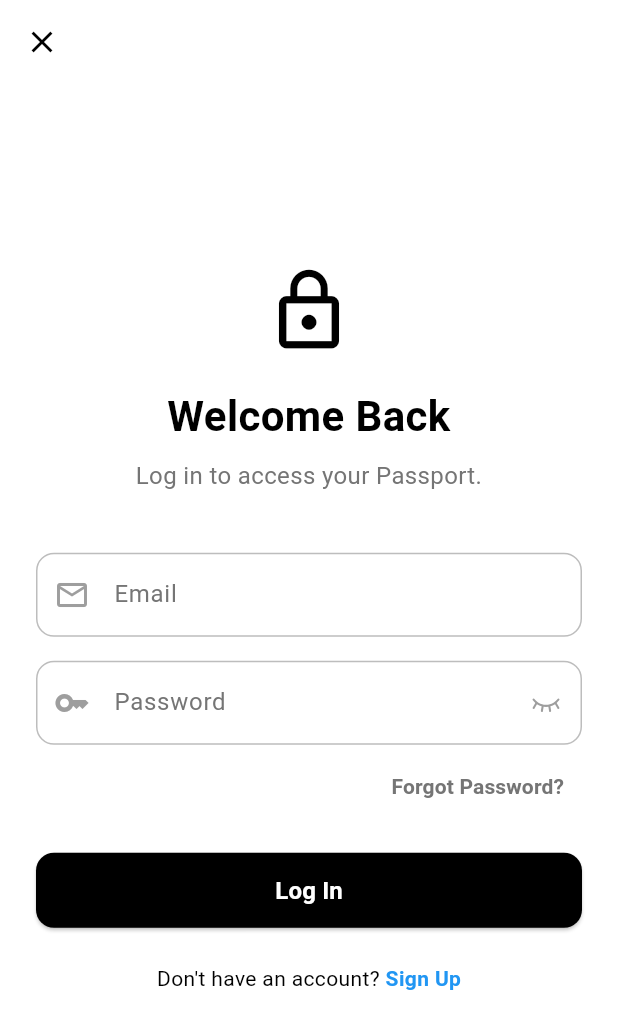
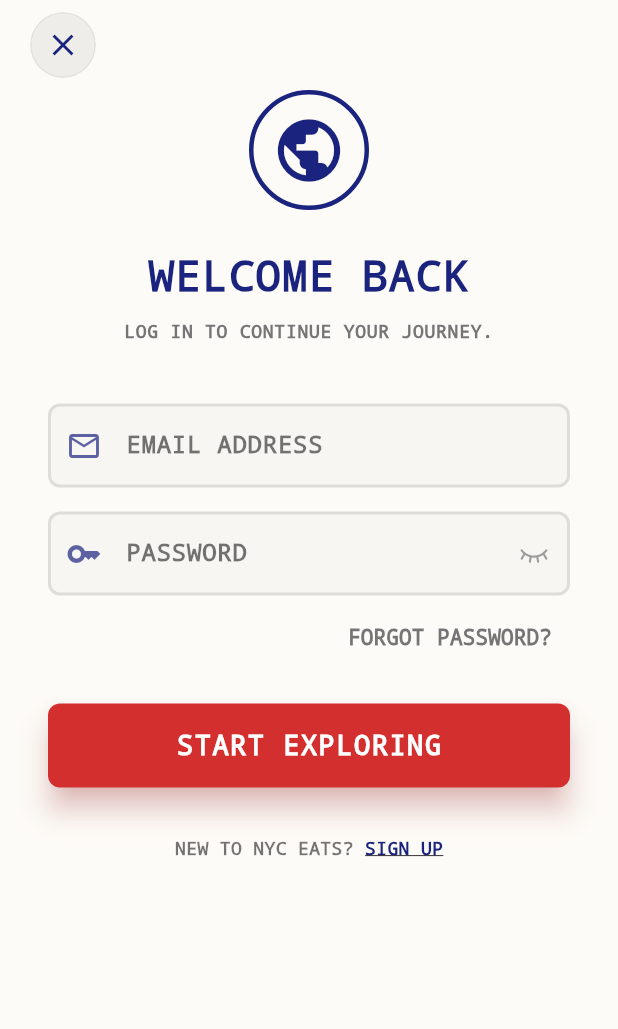
Before and after one commit to barbellappsnyc/nyc-eats-app, a Flutter app: the AuthScreen screen opened directly, on a phone screen of 412 x 824 dp. Shown: the top 1029 px of the screen. Run offline on Flutter 3.47's test engine with Material 3 defaults, Android fonts, the phone set to English and light mode, and no system bars; our stand-ins replace audioplayers, cached_network_image, connectivity_plus, flutter_map, geolocator, image_picker and 7 more; missing offline and left inert: flutter_map_marker_cluster, gal, purchases_flutter; accounts and stored records are empty; network calls fail; project files that could hold a hidden picture were left out.

Commit message:
feat: auth_screen updated

```diff
--- a/lib/screens/auth_screen.dart
+++ b/lib/screens/auth_screen.dart
@@ -7,6 +7,9 @@ import '../services/passport_service.dart';
 import '../models/restaurant.dart'; // 👈 NEW IMPORT
 import 'package:phosphor_flutter/phosphor_flutter.dart';
 import '../services/revenuecat_service.dart';
+import 'package:flutter/services.dart';
+import 'dart:ui';
+import 'package:flutter/services.dart';
 
 class AuthScreen extends StatefulWidget {
   final String? purchasedSku;
@@ -461,50 +464,71 @@ class _AuthScreenState extends State<AuthScreen> {
 
   @override
   Widget build(BuildContext context) {
-    // 🎨 Theme Colors
-    final isDarkMode = Theme.of(context).brightness == Brightness.dark;
-    final bgColor = isDarkMode ? const Color(0xFF1E1E1E) : Colors.white;
-    final textColor = isDarkMode ? Colors.white : Colors.black;
-    final hintColor = Colors.grey[600];
+    const Color navyBlue = Color(0xFF1A237E);
+    const Color passportRed = Color(0xFFD32F2F);
+    final Color hintColor = Colors.grey[600]!;
 
-    return Scaffold(
-      backgroundColor: bgColor,
-      appBar: AppBar(
-        backgroundColor: Colors.transparent,
-        elevation: 0,
-        leading: IconButton(
-          icon: Icon(Icons.close, color: textColor),
-          onPressed: () => Navigator.pop(context),
+    // AnnotatedRegion forces the battery/wifi/time icons to be black
+    return AnnotatedRegion<SystemUiOverlayStyle>(
+      value: SystemUiOverlayStyle.dark,
+      child: Scaffold(
+        backgroundColor: const Color(0xFFFDFBF7),
+        // ❌ AppBar is completely deleted!
+        body: Stack(
+          fit: StackFit.expand,
+          children: [
+            // 📝 LAYER 1: The Scrolling Form
+            SingleChildScrollView(
+              // We add dynamic top padding so the form scrolls beautifully UNDER the notch/button
+              padding: EdgeInsets.only(
+                top: MediaQuery.of(context).padding.top + 60,
+                left: 32,
+                right: 32,
+                bottom: 24,
               ),
-      ),
-      body: Stack(
-        children: [
-          // 1. The Main Form
-          Center(
-            child: SingleChildScrollView(
-              padding: const EdgeInsets.all(24),
               child: Column(
                 mainAxisAlignment: MainAxisAlignment.center,
                 crossAxisAlignment: CrossAxisAlignment.stretch,
                 children: [
-                  Icon(Icons.lock_outline, size: 60, color: textColor),
-                  const SizedBox(height: 20),
+                  // 🛡️ OFFICIAL CREST
+                  Container(
+                    width: 80,
+                    height: 80,
+                    decoration: BoxDecoration(
+                      shape: BoxShape.circle,
+                      border: Border.all(color: navyBlue, width: 3),
+                    ),
+                    child: const Center(
+                      child: Icon(Icons.public, size: 50, color: navyBlue),
+                    ),
+                  ),
+                  const SizedBox(height: 24),
+
+                  // 🔤 WARMER HEADERS
                   Text(
-                    _isLogin ? 'Welcome Back' : 'Create Account',
+                    _isLogin ? 'WELCOME BACK' : 'GRAB YOUR PASSPORT',
                     textAlign: TextAlign.center,
-                    style: TextStyle(
+                    style: const TextStyle(
+                      fontFamily: 'Courier',
                       fontSize: 28,
-                      fontWeight: FontWeight.bold,
-                      color: textColor,
+                      fontWeight: FontWeight.w900,
+                      color: navyBlue,
+                      letterSpacing: 1.0,
                     ),
                   ),
                   const SizedBox(height: 8),
                   Text(
                     _isLogin
-                        ? 'Log in to access your Passport.'
-                        : 'Join the club. Start collecting.',
+                        ? 'LOG IN TO CONTINUE YOUR JOURNEY.'
+                        : 'LET\'S GET YOU READY TO EXPLORE NYC.',
                     textAlign: TextAlign.center,
-                    style: TextStyle(color: hintColor, fontSize: 16),
+                    style: TextStyle(
+                      fontFamily: 'Courier',
+                      color: hintColor,
+                      fontSize: 12,
+                      fontWeight: FontWeight.bold,
+                      letterSpacing: 0.5
+                    ),
                   ),
                   const SizedBox(height: 40),
 
@@ -512,66 +536,62 @@ class _AuthScreenState extends State<AuthScreen> {
                   TextField(
                     controller: _emailController,
                     keyboardType: TextInputType.emailAddress,
-                    style: TextStyle(color: textColor),
-                    decoration: _inputDecoration("Email", Icons.email_outlined),
+                    style: const TextStyle(color: Colors.black87, fontWeight: FontWeight.bold),
+                    decoration: _inputDecoration("EMAIL ADDRESS", Icons.email_outlined),
                   ),
                   const SizedBox(height: 16),
 
                   TextField(
                     controller: _passwordController,
-                    obscureText: _obscurePassword, // 👈 Spot 1
-                    style: TextStyle(color: textColor),
+                    obscureText: _obscurePassword,
+                    style: const TextStyle(color: Colors.black87, fontWeight: FontWeight.bold),
                     decoration: _inputDecoration(
-                      "Password",
+                      "PASSWORD",
                       Icons.key_outlined,
                     ).copyWith(
                       suffixIcon: IconButton(
                         splashRadius: 20,
                         icon: Icon(
-                          _obscurePassword // 👈 Spot 2
-                              ? PhosphorIconsRegular.eyeClosed
-                              : PhosphorIconsRegular.eye,
-                          color: hintColor!.withOpacity(0.7),
+                          _obscurePassword ? PhosphorIconsRegular.eyeClosed : PhosphorIconsRegular.eye,
+                          color: hintColor.withOpacity(0.7),
                           size: 22,
                         ),
-                        onPressed: () => setState(() => _obscurePassword = !_obscurePassword), // 👈 Spot 3
+                        onPressed: () => setState(() => _obscurePassword = !_obscurePassword),
                       ),
                     ),
                   ),
                   const SizedBox(height: 4),
 
-                  // 👇 Forgot Password Button (Only visible on Login)
+                  // 👇 Forgot Password Button
                   if (_isLogin)
                     Align(
                       alignment: Alignment.centerRight,
                       child: TextButton(
                         onPressed: _showForgotPasswordDialog,
-                        child: Text("Forgot Password?", style: TextStyle(color: hintColor, fontWeight: FontWeight.bold)),
+                        child: Text("FORGOT PASSWORD?", style: TextStyle(color: hintColor, fontWeight: FontWeight.bold, fontFamily: 'Courier')),
                       ),
                     ),
 
                   if (!_isLogin) const SizedBox(height: 16),
 
-                  // 👇 SIGN UP FIELDS (Hidden during Login)
+                  // 👇 SIGN UP FIELDS
                   if (!_isLogin) ...[
                     TextField(
                       controller: _confirmPasswordController,
-                      obscureText: _obscureConfirmPassword, // 👈 Spot 1
-                      style: TextStyle(color: textColor),
+                      obscureText: _obscureConfirmPassword,
+                      style: const TextStyle(color: Colors.black87, fontWeight: FontWeight.bold),
                       decoration: _inputDecoration(
-                        "Confirm Password",
+                        "CONFIRM PASSWORD",
                         Icons.lock_reset_outlined,
                       ).copyWith(
                         suffixIcon: IconButton(
                           splashRadius: 20,
                           icon: Icon(
-                            _obscureConfirmPassword // 👈 Spot 2
-                                ? PhosphorIconsRegular.eyeClosed
-                                : PhosphorIconsRegular.eye,
-                            color: hintColor!.withOpacity(0.7),
+                            _obscureConfirmPassword ? PhosphorIconsRegular.eyeClosed : PhosphorIconsRegular.eye,
+                            color: hintColor.withOpacity(0.7),
                             size: 22,
                           ),
-                          onPressed: () => setState(() => _obscureConfirmPassword = !_obscureConfirmPassword), // 👈 Spot 3
+                          onPressed: () => setState(() => _obscureConfirmPassword = !_obscureConfirmPassword),
                         ),
                       ),
                     ),
@@ -580,9 +600,9 @@ class _AuthScreenState extends State<AuthScreen> {
                     TextField(
                       controller: _nameController,
                       textCapitalization: TextCapitalization.characters,
-                      style: TextStyle(color: textColor),
+                      style: const TextStyle(color: Colors.black87, fontWeight: FontWeight.bold),
                       decoration: _inputDecoration(
-                        "Full Name (for ID)",
+                        "WHAT SHOULD WE CALL YOU?",
                         Icons.badge_outlined,
                       ),
                     ),
@@ -591,30 +611,27 @@ class _AuthScreenState extends State<AuthScreen> {
                     Row(
                       children: [
                         Expanded(
+                          flex: 3,
                           child: TextField(
                             controller: _ageController,
                             keyboardType: TextInputType.number,
-                            style: TextStyle(color: textColor),
-                            decoration: _inputDecoration(
-                              "Age",
-                              Icons.cake_outlined,
+                            style: const TextStyle(color: Colors.black87, fontWeight: FontWeight.bold),
+                            decoration: _inputDecoration("AGE", Icons.cake_outlined),
                           ),
                         ),
-                        ),
-                        const SizedBox(width: 16),
+                        const SizedBox(width: 12),
                         Expanded(
+                          flex: 4,
                           child: DropdownButtonFormField<String>(
+                            isExpanded: true,
                             value: _selectedGender,
-                            dropdownColor: isDarkMode ? Colors.grey[800] : Colors.white,
-                            style: TextStyle(color: textColor, fontSize: 16),
-                            decoration: _inputDecoration(
-                              "Gender",
-                              Icons.wc_outlined,
-                            ),
+                            dropdownColor: const Color(0xFFFDFBF7),
+                            style: const TextStyle(color: Colors.black87, fontWeight: FontWeight.bold, fontSize: 14),
+                            decoration: _inputDecoration("GENDER", Icons.wc_outlined),
                             items: const [
-                              DropdownMenuItem(value: 'M', child: Text("Male")),
-                              DropdownMenuItem(value: 'F', child: Text("Female")),
-                              DropdownMenuItem(value: 'X', child: Text("Neutral")),
+                              DropdownMenuItem(value: 'M', child: Text("MALE")),
+                              DropdownMenuItem(value: 'F', child: Text("FEMALE")),
+                              DropdownMenuItem(value: 'X', child: Text("OTHER")),
                             ],
                             onChanged: (val) => setState(() => _selectedGender = val!),
                           ),
@@ -626,48 +643,51 @@ class _AuthScreenState extends State<AuthScreen> {
 
                   const SizedBox(height: 20),
 
-                  // ACTION BUTTON
+                  // 🛑 MAIN ACTION BUTTON
                   SizedBox(
-                    height: 50,
+                    height: 56,
                     child: ElevatedButton(
                       onPressed: _isLoading ? null : _authenticate,
                       style: ElevatedButton.styleFrom(
-                        backgroundColor:
-                            isDarkMode ? Colors.white : Colors.black,
-                        foregroundColor:
-                            isDarkMode ? Colors.black : Colors.white,
+                        backgroundColor: passportRed,
+                        foregroundColor: Colors.white,
+                        elevation: 8,
+                        shadowColor: passportRed.withOpacity(0.5),
                         shape: RoundedRectangleBorder(
-                          borderRadius: BorderRadius.circular(12),
+                          borderRadius: BorderRadius.circular(8),
                         ),
                       ),
                       child: Text(
-                        _isLogin ? 'Log In' : 'Sign Up & Create Passport',
+                        _isLogin ? 'START EXPLORING' : 'CREATE PASSPORT',
                         style: const TextStyle(
-                          fontSize: 16,
-                          fontWeight: FontWeight.bold,
+                          fontFamily: 'Courier',
+                          fontSize: 18,
+                          fontWeight: FontWeight.w900,
+                          letterSpacing: 1.0,
                         ),
                       ),
                     ),
                   ),
-                  const SizedBox(height: 24),
+                  const SizedBox(height: 32),
 
-                  // TOGGLE LINK
+                  // 🔄 TOGGLE LINK
                   Row(
                     mainAxisAlignment: MainAxisAlignment.center,
                     children: [
                       Text(
-                        _isLogin
-                            ? "Don't have an account? "
-                            : "Already have an account? ",
-                        style: TextStyle(color: textColor),
+                        _isLogin ? "NEW TO NYC EATS? " : "ALREADY HAVE A PASSPORT? ",
+                        style: const TextStyle(color: Colors.black54, fontFamily: 'Courier', fontSize: 12, fontWeight: FontWeight.bold),
                       ),
                       GestureDetector(
                         onTap: () => setState(() => _isLogin = !_isLogin),
                         child: Text(
-                          _isLogin ? "Sign Up" : "Log In",
+                          _isLogin ? "SIGN UP" : "LOG IN",
                           style: const TextStyle(
-                            color: Colors.blue,
-                            fontWeight: FontWeight.bold,
+                            color: navyBlue,
+                            fontFamily: 'Courier',
+                            fontSize: 12,
+                            fontWeight: FontWeight.w900,
+                            decoration: TextDecoration.underline,
                           ),
                         ),
                       ),
@@ -677,22 +697,49 @@ class _AuthScreenState extends State<AuthScreen> {
                 ],
               ),
             ),
+
+            // ✖️ LAYER 2: The Fixed Frosted Apple-Style Close Button
+            Positioned(
+              top: MediaQuery.of(context).padding.top + 8, // Safely below the notch
+              left: 20,
+              child: ClipOval(
+                child: BackdropFilter(
+                  filter: ImageFilter.blur(sigmaX: 12, sigmaY: 12),
+                  child: Container(
+                    width: 44,
+                    height: 44,
+                    decoration: BoxDecoration(
+                      shape: BoxShape.circle,
+                      color: Colors.grey.withOpacity(0.15), // Translucent grey
+                      border: Border.all(color: Colors.black.withOpacity(0.05)), // Subtle edge definition
+                    ),
+                    child: IconButton(
+                      padding: EdgeInsets.zero,
+                      icon: const Icon(Icons.close, color: navyBlue, size: 24),
+                      onPressed: () => Navigator.pop(context),
+                    ),
+                  ),
+                ),
+              ),
             ),
 
-          // 2. 🛡️ THE LOADING CURTAIN
+            // 🛡️ LAYER 3: THE LOADING CURTAIN
             if (_isLoading)
               Container(
-              color: Colors.black.withOpacity(0.7),
+                color: navyBlue.withOpacity(0.9),
                 child: const Center(
                   child: Column(
                     mainAxisSize: MainAxisSize.min,
                     children: [
                       CircularProgressIndicator(color: Colors.white),
-                    SizedBox(height: 20),
+                      SizedBox(height: 24),
                       Text(
-                      "Issuing Passport...",
+                        "ISSUING PASSPORT...",
                         style: TextStyle(
+                          fontFamily: 'Courier',
                           color: Colors.white,
+                          fontSize: 16,
+                          letterSpacing: 2.0,
                           fontWeight: FontWeight.bold,
                         ),
                       ),
@@ -702,22 +749,25 @@ class _AuthScreenState extends State<AuthScreen> {
               ),
           ],
         ),
+      ),
     );
   }
 
-  // Helper for cleaner code
+  // 📐 INPUT DECORATION HELPER
   InputDecoration _inputDecoration(String label, IconData icon) {
     return InputDecoration(
       labelText: label,
-      labelStyle: TextStyle(color: Colors.grey[600]),
-      prefixIcon: Icon(icon, color: Colors.grey),
+      labelStyle: const TextStyle(fontFamily: 'Courier', color: Colors.black54, fontWeight: FontWeight.bold, letterSpacing: 0.5),
+      prefixIcon: Icon(icon, color: const Color(0xFF1A237E).withOpacity(0.7)),
+      filled: true,
+      fillColor: Colors.black.withOpacity(0.02), // 👈 Restored to a subtle, solid grey tint
       enabledBorder: OutlineInputBorder(
-        borderRadius: BorderRadius.circular(12),
-        borderSide: BorderSide(color: Colors.grey[400]!),
+        borderRadius: BorderRadius.circular(8),
+        borderSide: BorderSide(color: Colors.black.withOpacity(0.1), width: 2),
       ),
       focusedBorder: OutlineInputBorder(
-        borderRadius: BorderRadius.circular(12),
-        borderSide: const BorderSide(color: Colors.blue, width: 2),
+        borderRadius: BorderRadius.circular(8),
+        borderSide: const BorderSide(color: Color(0xFF1A237E), width: 2),
       ),
     );
   }
```
Lines whose indentation alone changed are shown as unchanged.
